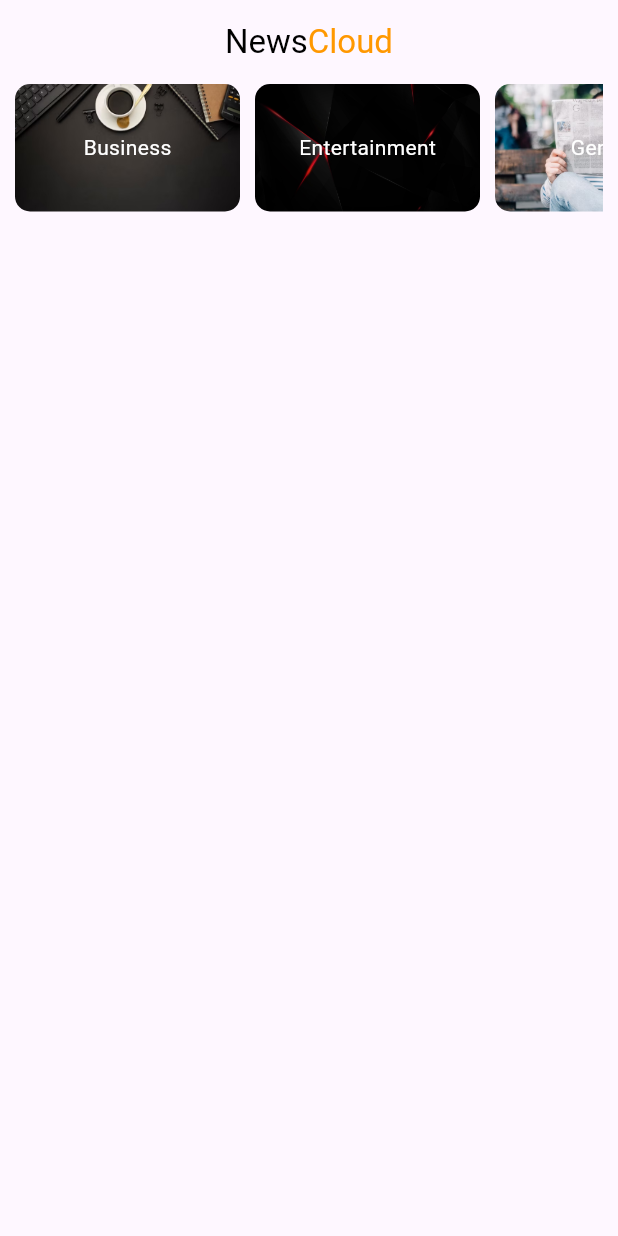
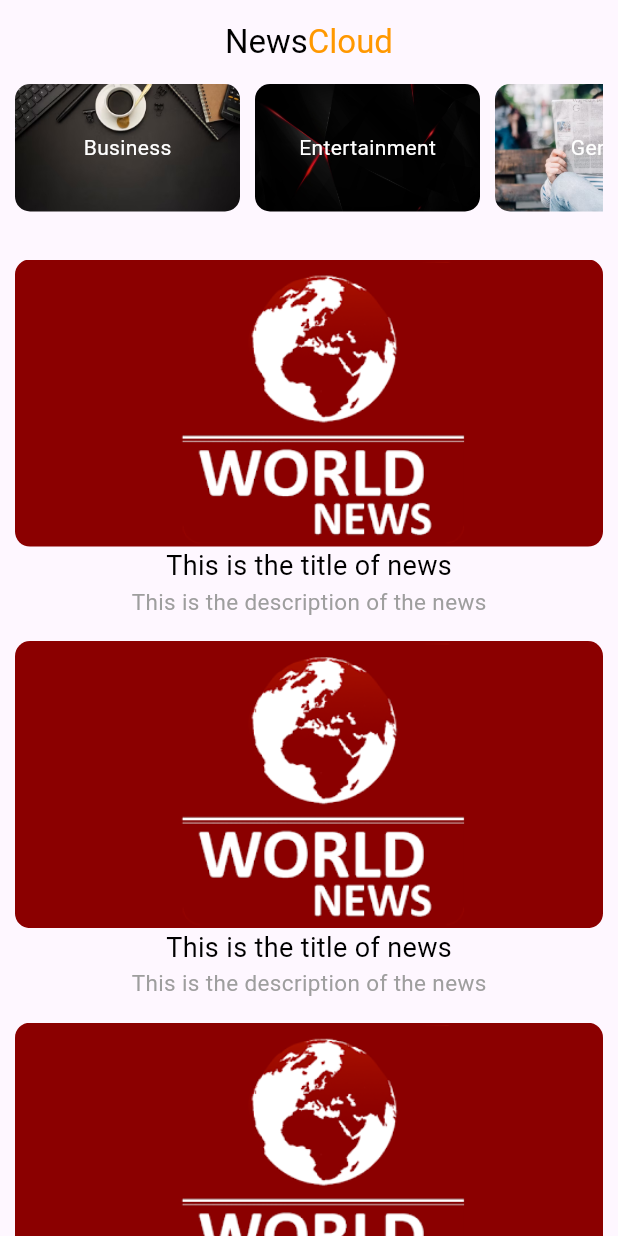
Before and after one commit to ibrahimagdy/News_app, a Flutter app: the screen it shows after launch, on a phone screen of 412 x 824 dp. Run offline on Flutter 3.47's test engine with Material 3 defaults, Android fonts, the phone set to English and light mode, and no system bars.

Commit message:
add news list view

```diff
--- /dev/null
+++ b/lib/models/news_item_model.dart
@@ -0,0 +1,7 @@
+class NewsItemModel {
+  String image;
+  String title;
+  String desc;
+
+  NewsItemModel({required this.image, required this.title, required this.desc});
+}
--- a/lib/screens/home_screen.dart
+++ b/lib/screens/home_screen.dart
@@ -1,5 +1,7 @@
 import 'package:flutter/material.dart';
 import 'package:news_app/widgets/category_list_view.dart';
+import 'package:news_app/widgets/news_item.dart';
+import 'package:news_app/widgets/news_list_view.dart';
 
 class HomeScreen extends StatelessWidget {
   const HomeScreen({super.key});
@@ -27,9 +29,15 @@ class HomeScreen extends StatelessWidget {
       ),
       body: Padding(
         padding: const EdgeInsets.symmetric(horizontal: 10),
-        child: Column(
-          children: [
-            CategoryListView(),
+        child: CustomScrollView(
+          slivers: [
+            SliverToBoxAdapter(
+              child: CategoryListView(),
+            ),
+            const SliverToBoxAdapter(
+              child: SizedBox(height: 32),
+            ),
+            NewsListView(),
           ],
         ),
       ),
--- /dev/null
+++ b/lib/widgets/news_item.dart
@@ -0,0 +1,29 @@
+import 'package:flutter/material.dart';
+import 'package:news_app/models/news_item_model.dart';
+
+class NewsItem extends StatelessWidget {
+  final NewsItemModel newsItemModel;
+
+  const NewsItem({super.key, required this.newsItemModel});
+
+  @override
+  Widget build(BuildContext context) {
+    return Column(
+      children: [
+        ClipRRect(
+          borderRadius: BorderRadius.circular(10),
+          child: Image.asset(newsItemModel.image),
+        ),
+        Text(
+          newsItemModel.title,
+          style: const TextStyle(color: Colors.black, fontSize: 18),
+        ),
+        Text(
+          newsItemModel.desc,
+          style: const TextStyle(color: Colors.grey, fontSize: 15),
+        ),
+        const SizedBox(height: 16),
+      ],
+    );
+  }
+}
--- /dev/null
+++ b/lib/widgets/news_list_view.dart
@@ -0,0 +1,47 @@
+import 'package:flutter/material.dart';
+import '../models/news_item_model.dart';
+import 'news_item.dart';
+
+class NewsListView extends StatelessWidget {
+  NewsListView({super.key});
+
+  List<NewsItemModel> news = [
+    NewsItemModel(
+      image: "assets/images/default_news.png",
+      title: "This is the title of news",
+      desc: "This is the description of the news",
+    ),
+    NewsItemModel(
+      image: "assets/images/default_news.png",
+      title: "This is the title of news",
+      desc: "This is the description of the news",
+    ),
+    NewsItemModel(
+      image: "assets/images/default_news.png",
+      title: "This is the title of news",
+      desc: "This is the description of the news",
+    ),
+    NewsItemModel(
+      image: "assets/images/default_news.png",
+      title: "This is the title of news",
+      desc: "This is the description of the news",
+    ),
+    NewsItemModel(
+      image: "assets/images/default_news.png",
+      title: "This is the title of news",
+      desc: "This is the description of the news",
+    ),
+  ];
+
+  @override
+  Widget build(BuildContext context) {
+    return SliverList(
+      delegate: SliverChildBuilderDelegate(
+        childCount: news.length,
+        (context, index) {
+          return NewsItem(newsItemModel: news[index]);
+        },
+      ),
+    );
+  }
+}
```
Also changed, not shown: assets/images/default_news.png (added), 6 other files.
